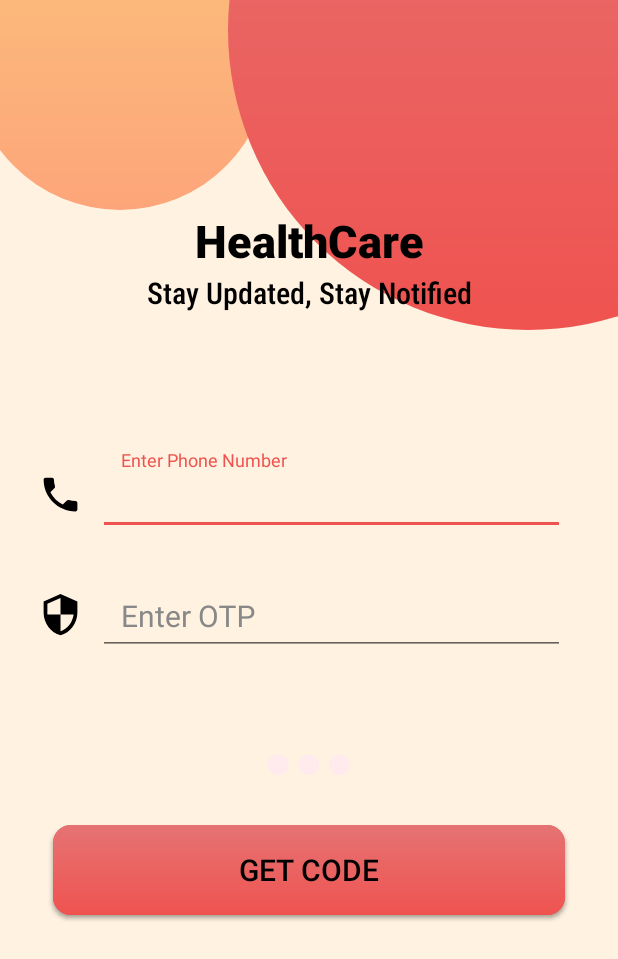
After one commit to JayantGoel001/Healthcare, an Android app: the LoginAct screen opened directly, with no data from a screen before it, on a phone screen of 412 x 824 dp. The commit adds this screen. Shown: the top 959 px of the screen. Run offline under Robolectric (Android 15) with nearby library versions, the phone set to English and light mode, and no system bars.

Commit message:
login UI done

```diff
--- /dev/null
+++ b/app/src/main/java/com/example/healthcare/LoginAct.kt
@@ -0,0 +1,14 @@
+package com.example.healthcare
+
+import androidx.appcompat.app.AppCompatActivity
+import android.os.Bundle
+
+class LoginAct : AppCompatActivity() {
+
+    override fun onCreate(savedInstanceState: Bundle?) {
+        super.onCreate(savedInstanceState)
+        setContentView(R.layout.activity_login)
+
+
+    }
+}
--- a/app/src/main/java/com/example/healthcare/SplashActivity.kt
+++ b/app/src/main/java/com/example/healthcare/SplashActivity.kt
@@ -9,6 +9,7 @@ class SplashActivity : AppCompatActivity() {
     override fun onCreate(savedInstanceState: Bundle?) {
         super.onCreate(savedInstanceState)
         setContentView(R.layout.activity_splash)
+
         val splashScreen = object : Thread() {
             override fun run() {
                 try {
--- /dev/null
+++ b/app/src/main/res/drawable/btn_log_bg.xml
@@ -0,0 +1,12 @@
+<?xml version="1.0" encoding="utf-8"?>
+<shape xmlns:android="http://schemas.android.com/apk/res/android">
+
+    <gradient
+        android:endColor="#E57373"
+        android:angle="90"
+        android:startColor="@color/red" />
+
+    <corners
+        android:radius="12dp"/>
+
+</shape>
--- /dev/null
+++ b/app/src/main/res/drawable/call.xml
@@ -0,0 +1,9 @@
+<vector xmlns:android="http://schemas.android.com/apk/res/android"
+        android:width="24dp"
+        android:height="24dp"
+        android:viewportWidth="24.0"
+        android:viewportHeight="24.0">
+    <path
+        android:fillColor="#FF000000"
+        android:pathData="M6.62,10.79c1.44,2.83 3.76,5.14 6.59,6.59l2.2,-2.2c0.27,-0.27 0.67,-0.36 1.02,-0.24 1.12,0.37 2.33,0.57 3.57,0.57 0.55,0 1,0.45 1,1V20c0,0.55 -0.45,1 -1,1 -9.39,0 -17,-7.61 -17,-17 0,-0.55 0.45,-1 1,-1h3.5c0.55,0 1,0.45 1,1 0,1.25 0.2,2.45 0.57,3.57 0.11,0.35 0.03,0.74 -0.25,1.02l-2.2,2.2z"/>
+</vector>
--- /dev/null
+++ b/app/src/main/res/drawable/orange_circle.xml
@@ -0,0 +1,12 @@
+<?xml version="1.0" encoding="utf-8"?>
+<shape xmlns:android="http://schemas.android.com/apk/res/android">
+
+    <gradient
+        android:angle="90"
+        android:endColor="#FBC07B"
+        android:startColor="#FDA57A" />
+
+    <corners
+        android:radius="500dp" />
+
+</shape>
--- /dev/null
+++ b/app/src/main/res/drawable/otp.xml
@@ -0,0 +1,9 @@
+<vector xmlns:android="http://schemas.android.com/apk/res/android"
+        android:width="24dp"
+        android:height="24dp"
+        android:viewportWidth="24.0"
+        android:viewportHeight="24.0">
+    <path
+        android:fillColor="#FF000000"
+        android:pathData="M12,1L3,5v6c0,5.55 3.84,10.74 9,12 5.16,-1.26 9,-6.45 9,-12L21,5l-9,-4zM12,11.99h7c-0.53,4.12 -3.28,7.79 -7,8.94L12,12L5,12L5,6.3l7,-3.11v8.8z"/>
+</vector>
--- /dev/null
+++ b/app/src/main/res/drawable/pink_circle.xml
@@ -0,0 +1,12 @@
+<?xml version="1.0" encoding="utf-8"?>
+<shape xmlns:android="http://schemas.android.com/apk/res/android">
+
+    <gradient
+        android:endColor="#E57373"
+        android:angle="90"
+        android:startColor="@color/red" />
+
+    <corners
+        android:radius="3000dp"/>
+
+</shape>
--- /dev/null
+++ b/app/src/main/res/layout/activity_login.xml
@@ -0,0 +1,229 @@
+<?xml version="1.0" encoding="utf-8"?>
+<RelativeLayout xmlns:android="http://schemas.android.com/apk/res/android"
+    xmlns:app="http://schemas.android.com/apk/res-auto"
+    xmlns:tools="http://schemas.android.com/tools"
+    android:layout_width="match_parent"
+    android:layout_height="match_parent"
+    android:background="@color/background"
+    android:elevation="0dp"
+    tools:context=".LoginAct">
+
+    <ImageView
+        android:layout_width="200dp"
+        android:layout_height="200dp"
+        android:layout_alignParentStart="true"
+        android:layout_alignParentTop="true"
+        android:layout_marginStart="-20dp"
+        android:layout_marginTop="-60dp"
+        android:background="@android:color/transparent"
+        android:contentDescription="@string/description"
+        android:elevation="3dp"
+        android:src="@drawable/orange_circle" />
+
+    <ImageView
+        android:layout_width="400dp"
+        android:layout_height="400dp"
+        android:layout_alignParentTop="true"
+        android:layout_alignParentEnd="true"
+        android:layout_marginTop="-180dp"
+        android:layout_marginEnd="-140dp"
+        android:background="@android:color/transparent"
+        android:contentDescription="@string/description"
+        android:elevation="5dp"
+        android:src="@drawable/pink_circle" />
+
+    <TextView
+        android:layout_width="match_parent"
+        android:layout_height="80dp"
+        android:layout_alignParentStart="true"
+        android:layout_alignParentTop="true"
+        android:layout_alignParentEnd="true"
+        android:layout_marginTop="120dp"
+        android:elevation="10dp"
+        android:fontFamily="sans-serif-medium"
+        android:gravity="center"
+        android:paddingStart="30dp"
+        android:paddingTop="20dp"
+        android:paddingEnd="30dp"
+        android:paddingBottom="20dp"
+        android:text="@string/app_name"
+        android:textColor="@color/black"
+        android:textSize="30sp"
+        android:textStyle="bold" />
+
+    <TextView
+        android:id="@+id/image_view"
+        android:layout_width="match_parent"
+        android:layout_height="80dp"
+        android:layout_alignParentStart="true"
+        android:layout_alignParentTop="true"
+        android:layout_alignParentEnd="true"
+        android:layout_marginTop="150dp"
+        android:layout_marginBottom="20dp"
+        android:elevation="10dp"
+        android:fontFamily="sans-serif-condensed-medium"
+        android:gravity="center"
+        android:paddingStart="30dp"
+        android:paddingTop="30dp"
+        android:paddingEnd="30dp"
+        android:paddingBottom="20dp"
+        android:text="Stay Updated, Stay Notified"
+        android:textColor="@color/black"
+        android:textSize="20sp"
+        tools:ignore="HardcodedText" />
+
+    <LinearLayout
+        android:id="@+id/linearLayout5"
+        android:layout_width="match_parent"
+        android:layout_height="wrap_content"
+        android:layout_below="@+id/image_view"
+        android:layout_alignParentStart="true"
+        android:layout_alignParentEnd="true"
+        android:layout_marginStart="5dp"
+        android:layout_marginEnd="5dp"
+        android:orientation="vertical"
+        android:paddingTop="10dp"
+        android:paddingBottom="50dp">
+
+        <LinearLayout
+            android:id="@+id/ll1"
+            android:layout_width="match_parent"
+            android:layout_height="wrap_content"
+            android:layout_marginStart="20dp"
+            android:layout_marginTop="40dp"
+            android:layout_marginEnd="30dp"
+            android:orientation="horizontal">
+
+            <ImageView
+                android:layout_width="30dp"
+                android:layout_height="30dp"
+                android:layout_gravity="center"
+                android:layout_marginEnd="10dp"
+                android:contentDescription="@string/description"
+                android:src="@drawable/call" />
+
+            <com.google.android.material.textfield.TextInputLayout
+                android:id="@+id/phone"
+                android:layout_width="match_parent"
+                android:layout_height="60dp"
+                android:importantForAutofill="no"
+                android:textColorHint="#888"
+                app:boxBackgroundMode="outline"
+                app:boxCollapsedPaddingTop="2dp"
+                app:boxCornerRadiusBottomEnd="10dp"
+                app:boxCornerRadiusBottomStart="10dp"
+                app:boxCornerRadiusTopEnd="10dp"
+                app:boxCornerRadiusTopStart="10dp">
+
+                <com.google.android.material.textfield.TextInputEditText
+                    android:layout_width="match_parent"
+                    android:layout_height="wrap_content"
+                    android:hapticFeedbackEnabled="true"
+                    android:hint="@string/enter_phone_number"
+                    android:inputType="phone"
+                    android:paddingStart="15dp"
+                    android:paddingTop="12dp"
+                    android:paddingBottom="12dp"
+                    android:textSize="20dp"
+                    tools:ignore="RtlSymmetry,SpUsage" />
+
+            </com.google.android.material.textfield.TextInputLayout>
+
+        </LinearLayout>
+
+        <LinearLayout
+            android:id="@+id/ll2"
+            android:layout_width="match_parent"
+            android:layout_height="wrap_content"
+            android:layout_marginStart="20dp"
+            android:layout_marginTop="20dp"
+            android:layout_marginEnd="30dp"
+            android:gravity="center"
+            android:orientation="horizontal"
+            tools:ignore="NotSibling">
+
+            <ImageView
+                android:layout_width="30dp"
+                android:layout_height="30dp"
+                android:layout_gravity="center"
+                android:layout_marginEnd="10dp"
+                android:contentDescription="@string/description"
+                android:src="@drawable/otp" />
+
+            <com.google.android.material.textfield.TextInputLayout
+                android:id="@+id/otp"
+                android:layout_width="match_parent"
+                android:layout_height="60dp"
+                android:hint="@string/enter_otp"
+                android:inputType="number"
+                android:textColorHint="#888"
+                app:boxBackgroundMode="outline"
+                app:boxCollapsedPaddingTop="2dp"
+                app:boxCornerRadiusBottomEnd="10dp"
+                app:boxCornerRadiusBottomStart="10dp"
+                app:boxCornerRadiusTopEnd="10dp"
+                app:boxCornerRadiusTopStart="10dp">
+
+                <com.google.android.material.textfield.TextInputEditText
+                    android:layout_width="match_parent"
+                    android:layout_height="wrap_content"
+                    android:hapticFeedbackEnabled="true"
+                    android:inputType="number"
+                    android:paddingStart="15dp"
+                    android:paddingTop="12dp"
+                    android:paddingBottom="12dp"
+                    android:textSize="20dp"
+                    tools:ignore="RtlSymmetry,SpUsage" />
+
+            </com.google.android.material.textfield.TextInputLayout>
+
+        </LinearLayout>
+
+    </LinearLayout>
+
+    <com.airbnb.lottie.LottieAnimationView
+        android:id="@+id/progressBar3"
+        android:layout_width="match_parent"
+        android:layout_height="120dp"
+        android:layout_below="@+id/linearLayout5"
+        android:layout_alignParentStart="true"
+        android:layout_alignParentEnd="true"
+        android:layout_marginTop="-40dp"
+        android:layout_marginBottom="-20dp"
+        app:lottie_autoPlay="true"
+        app:lottie_loop="true"
+        app:lottie_rawRes="@raw/otp"
+        tools:ignore="RtlSymmetry" />
+
+    <Button
+        android:id="@+id/login_btn"
+        android:layout_width="200dp"
+        android:layout_height="60dp"
+        android:layout_below="@+id/progressBar3"
+        android:layout_alignParentStart="true"
+        android:layout_alignParentEnd="true"
+        android:layout_marginStart="35dp"
+        android:layout_marginEnd="35dp"
+        android:background="@drawable/btn_log_bg"
+        android:elevation="0dp"
+        android:gravity="center"
+        android:text="@string/login"
+        android:textColor="@color/black"
+        android:textSize="20sp" />
+
+    <Button
+        android:id="@+id/getCode"
+        android:layout_width="200dp"
+        android:layout_height="60dp"
+        android:layout_below="@+id/progressBar3"
+        android:layout_alignParentStart="true"
+        android:layout_alignParentEnd="true"
+        android:layout_marginStart="35dp"
+        android:layout_marginEnd="35dp"
+        android:background="@drawable/btn_log_bg"
+        android:elevation="0dp"
+        android:text="@string/get_code"
+        android:textColor="@color/black"
+        android:textSize="20sp" />
+
+</RelativeLayout>
--- a/app/src/main/res/layout/activity_splash.xml
+++ b/app/src/main/res/layout/activity_splash.xml
@@ -4,16 +4,17 @@
     xmlns:tools="http://schemas.android.com/tools"
     android:layout_width="match_parent"
     android:layout_height="match_parent"
+    android:background="#FFF2E1"
     android:orientation="vertical"
     android:weightSum="3"
-    android:background="#FFF2E1"
     tools:context=".SplashActivity">
+
     <com.airbnb.lottie.LottieAnimationView
-        android:padding="40dp"
-        android:layout_weight="1"
         android:id="@+id/animation_view2"
         android:layout_width="match_parent"
         android:layout_height="match_parent"
+        android:layout_weight="1"
+        android:padding="40dp"
         android:scaleType="fitXY"
         app:lottie_autoPlay="true"
         app:lottie_fileName="doctor_animation.json"
@@ -29,14 +30,13 @@
     <!--        app:lottie_fileName="covid_animation.json"-->
     <!--        app:lottie_loop="true" />-->
     <ImageView
+        android:layout_width="120dp"
+        android:layout_height="wrap_content"
+        android:layout_gravity="center"
+        android:layout_marginTop="20dp"
         android:layout_weight="2"
         android:src="@drawable/stayhome"
-        android:layout_width="120dp"
-        android:layout_marginTop="20dp"
-        android:layout_gravity="center"
-        android:layout_height="wrap_content"
         tools:ignore="ContentDescription" />
 
 
-
 </LinearLayout>
--- a/app/src/main/res/values/strings.xml
+++ b/app/src/main/res/values/strings.xml
@@ -32,4 +32,8 @@
     <string name="amount_received">Amount Received</string>
     <string name="_1205">1205</string>
     <string name="add_your_address">Add your address</string>
+    <string name="enter_otp">Enter OTP</string>
+    <string name="login">Login</string>
+    <string name="get_code">Get Code</string>
+    <string name="enter_phone_number">Enter Phone Number</string>
 </resources>
```
Also changed, not shown: app/src/main/AndroidManifest.xml (+5 -7 lines), app/src/main/res/raw/otp.json (added, +1 -0 lines). Lines whose indentation alone changed are shown as unchanged.
